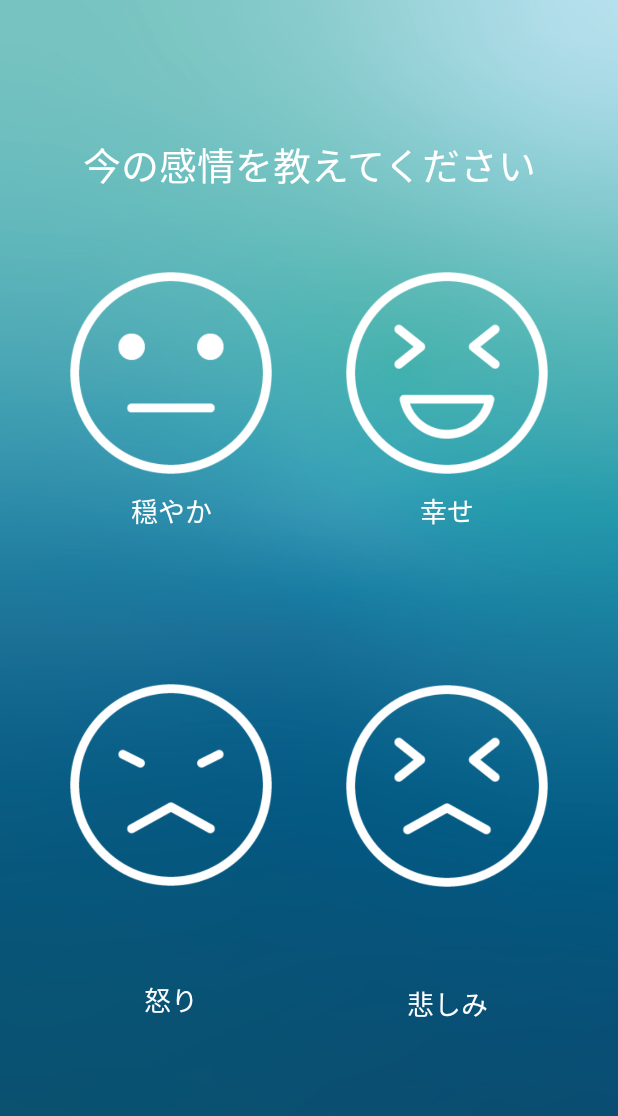
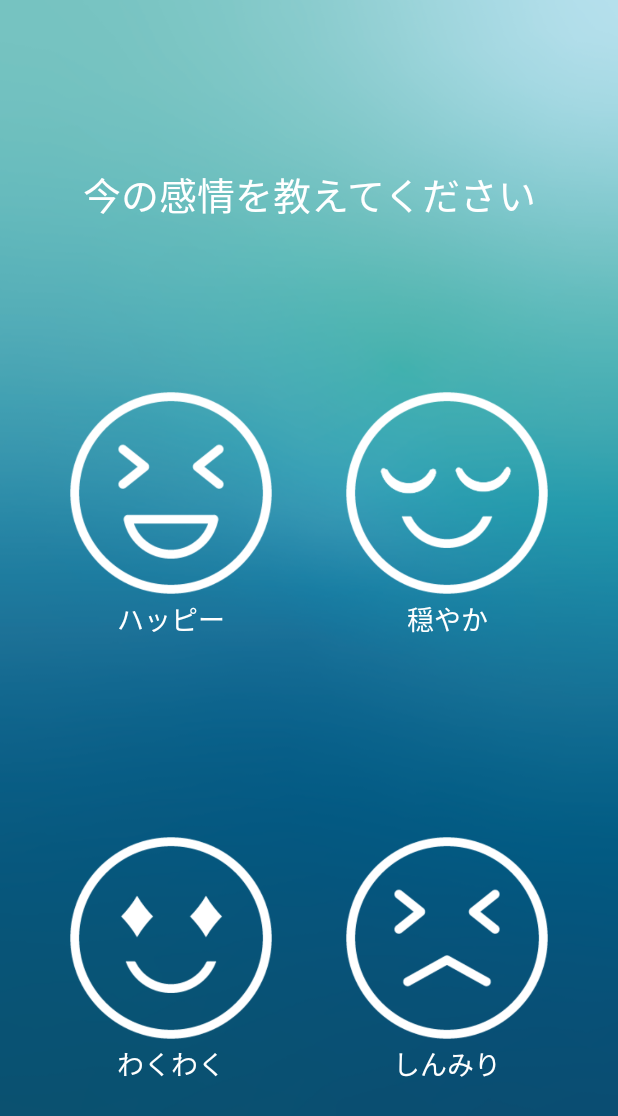
Before and after one commit to miraikeitai2020/ap3_michishirube_android, an Android app: the NaviEmotionSelectFragment screen opened through its navigation route, on a phone screen of 412 x 824 dp. Shown: the top 1116 px of the screen. Run offline under Robolectric (Android 15) with nearby library versions, the phone set to English and light mode, and no system bars; our stand-ins replace data binding; libraries missing offline, so code that uses them is left out: com.apollographql.apollo.

Commit message:
fix:感情選択をなりたい感情に画像とテキストを変更した

```diff
--- a/Michishirube/app/src/main/java/com/example/michishirube/ui/naviEmotionSelect/NaviEmotionSelectFragment.kt
+++ b/Michishirube/app/src/main/java/com/example/michishirube/ui/naviEmotionSelect/NaviEmotionSelectFragment.kt
@@ -25,11 +25,11 @@ class NaviEmotionSelectFragment : Fragment() {
     override fun onViewCreated(view: View, savedInstanceState: Bundle?) {
         super.onViewCreated(view, savedInstanceState)
         sharedViewModel.startGPS(requireActivity())
-        //感情ごとの数字を代入して次にいく（以下はまだ確定じゃない）
-        //幸せ　０
-        //普通　１
-        //怒り・嫌悪　２
-        //ショック　３
+        //感情ごとの数字を代入して次にいく
+        //ハッピー　０
+        //穏やか　１
+        //わくわく　２
+        //しんみり　３
 
         fun emotionBtClickListener(emotion: Int) {
             sharedViewModel.setEmotionType(emotion)
@@ -37,9 +37,9 @@ class NaviEmotionSelectFragment : Fragment() {
         }
 
         binding.btHappy.setOnClickListener{ emotionBtClickListener(0)}
-        binding.btNormally.setOnClickListener { emotionBtClickListener(1) }
-        binding.btAngerAversion.setOnClickListener { emotionBtClickListener(2) }
-        binding.btShock.setOnClickListener { emotionBtClickListener(3) }
+        binding.btCalm.setOnClickListener { emotionBtClickListener(1) }
+        binding.btExciting.setOnClickListener { emotionBtClickListener(2) }
+        binding.btSad.setOnClickListener { emotionBtClickListener(3) }
 
     }
 
--- a/Michishirube/app/src/main/res/layout/fragment_navi_emotion_select.xml
+++ b/Michishirube/app/src/main/res/layout/fragment_navi_emotion_select.xml
@@ -16,121 +16,111 @@
         tools:context=".ui.naviEmotionSelect.NaviEmotionSelectFragment">
 
         <TextView
-            android:id="@+id/btTxtHappy"
+            android:id="@+id/tvCalm"
+            android:text="@string/bt_calm"
             android:layout_width="wrap_content"
             android:layout_height="wrap_content"
-            android:layout_marginTop="8dp"
-            android:text="@string/bt_happy"
-            android:textColor="@android:color/white"
-            android:textSize="18sp"
-            app:layout_constraintEnd_toEndOf="@+id/btHappy"
-            app:layout_constraintStart_toStartOf="@+id/btHappy"
-            app:layout_constraintTop_toBottomOf="@+id/btHappy" />
-
-        <TextView
-            android:id="@+id/btTxtAngerAversion"
-            android:layout_width="wrap_content"
-            android:layout_height="wrap_content"
-            android:layout_marginBottom="90dp"
-            android:text="@string/bt_anger_aversion"
             android:textColor="@android:color/white"
             android:textSize="18sp"
             app:layout_constraintBottom_toBottomOf="parent"
-            app:layout_constraintEnd_toEndOf="@+id/btAngerAversion"
-            app:layout_constraintStart_toStartOf="@+id/btAngerAversion"
-            app:layout_constraintTop_toBottomOf="@+id/btAngerAversion" />
+            app:layout_constraintEnd_toEndOf="@+id/btCalm"
+            app:layout_constraintStart_toStartOf="@+id/btCalm"
+            app:layout_constraintTop_toTopOf="parent" />
 
         <TextView
-            android:id="@+id/textView2"
+            android:id="@+id/tvExciting"
+            android:layout_width="wrap_content"
+            android:layout_height="wrap_content"
+            android:text="@string/bt_exciting"
+            android:textColor="@android:color/white"
+            android:textSize="18sp"
+            app:layout_constraintEnd_toEndOf="@+id/btExciting"
+            app:layout_constraintStart_toStartOf="@+id/btExciting"
+            app:layout_constraintTop_toBottomOf="@+id/btExciting" />
+
+        <TextView
+            android:id="@+id/tvEmotionSelectTitle"
             style="@style/HeadingText"
             android:layout_width="wrap_content"
             android:layout_height="wrap_content"
-            android:layout_marginTop="90dp"
             android:text="@string/tv_emotion_select_desc"
+            app:layout_constraintBottom_toTopOf="@+id/btHappy"
             app:layout_constraintEnd_toEndOf="parent"
             app:layout_constraintStart_toStartOf="parent"
             app:layout_constraintTop_toTopOf="parent" />
 
         <TextView
-            android:id="@+id/btTxtNormally"
+            android:id="@+id/tvHappy"
+            android:text="@string/bt_happy"
             android:layout_width="wrap_content"
             android:layout_height="wrap_content"
-            android:layout_marginTop="8dp"
-            android:text="@string/bt_usually"
-            android:textColor="@android:color/white"
-            android:textSize="18sp"
-            app:layout_constraintEnd_toEndOf="@+id/btNormally"
-            app:layout_constraintStart_toStartOf="@+id/btNormally"
-            app:layout_constraintTop_toBottomOf="@+id/btNormally" />
-
-        <ImageButton
-            android:id="@+id/btShock"
-            android:layout_width="140dp"
-            android:layout_height="140dp"
-            android:layout_marginTop="45dp"
-            android:layout_marginBottom="6dp"
-            android:background="@color/colorPrimaryDark"
-            android:scaleType="fitCenter"
-            android:src="@drawable/bt_naviemotionselect_sad03"
-            app:layout_constraintBottom_toTopOf="@+id/btTxtShock"
-            app:layout_constraintEnd_toEndOf="parent"
-            app:layout_constraintHorizontal_bias="0.5"
-            app:layout_constraintStart_toEndOf="@+id/btAngerAversion"
-            app:layout_constraintTop_toBottomOf="@+id/btTxtHappy" />
-
-        <ImageButton
-            android:id="@+id/btAngerAversion"
-            android:layout_width="140dp"
-            android:layout_height="140dp"
-            android:layout_marginTop="45dp"
-            android:layout_marginBottom="6dp"
-            android:background="@color/colorPrimaryDark"
-            android:scaleType="fitCenter"
-            android:src="@drawable/bt_naviemotionselect_ang03"
-            app:layout_constraintBottom_toTopOf="@+id/btTxtAngerAversion"
-            app:layout_constraintEnd_toStartOf="@+id/btShock"
-            app:layout_constraintHorizontal_bias="0.5"
-            app:layout_constraintStart_toStartOf="parent"
-            app:layout_constraintTop_toBottomOf="@+id/btTxtNormally" />
-
-        <TextView
-            android:id="@+id/btTxtShock"
-            android:layout_width="wrap_content"
-            android:layout_height="24dp"
-            android:layout_marginBottom="90dp"
-            android:text="@string/bt_shock"
             android:textColor="@android:color/white"
             android:textSize="18sp"
             app:layout_constraintBottom_toBottomOf="parent"
-            app:layout_constraintEnd_toEndOf="@+id/btShock"
-            app:layout_constraintStart_toStartOf="@+id/btShock"
-            app:layout_constraintTop_toBottomOf="@+id/btShock" />
+            app:layout_constraintEnd_toEndOf="@+id/btHappy"
+            app:layout_constraintStart_toStartOf="@+id/btHappy"
+            app:layout_constraintTop_toTopOf="parent" />
 
         <ImageButton
-            android:id="@+id/btNormally"
+            android:id="@+id/btSad"
             android:layout_width="140dp"
             android:layout_height="140dp"
-            android:layout_marginTop="50dp"
             android:background="@color/colorPrimaryDark"
             android:scaleType="fitCenter"
-            android:src="@drawable/bt_naviemotionselect_calm03"
-            app:layout_constraintEnd_toStartOf="@+id/btHappy"
+            android:src="@drawable/bt_naviemotionselect_sad"
+            app:layout_constraintBottom_toBottomOf="parent"
+            app:layout_constraintEnd_toEndOf="parent"
+            app:layout_constraintHorizontal_bias="0.5"
+            app:layout_constraintStart_toEndOf="@+id/btExciting"
+            app:layout_constraintTop_toBottomOf="@+id/tvHappy" />
+
+        <ImageButton
+            android:id="@+id/btExciting"
+            android:layout_width="140dp"
+            android:layout_height="140dp"
+            android:background="@color/colorPrimaryDark"
+            android:scaleType="fitCenter"
+            android:src="@drawable/bt_naviemotionselect_exciting"
+            app:layout_constraintBottom_toBottomOf="parent"
+            app:layout_constraintEnd_toStartOf="@+id/btSad"
             app:layout_constraintHorizontal_bias="0.5"
             app:layout_constraintStart_toStartOf="parent"
-            app:layout_constraintTop_toBottomOf="@+id/textView2" />
+            app:layout_constraintTop_toBottomOf="@+id/tvCalm" />
+
+        <TextView
+            android:id="@+id/tvSad"
+            android:layout_width="wrap_content"
+            android:layout_height="24dp"
+            android:text="@string/bt_sad"
+            android:textColor="@android:color/white"
+            android:textSize="18sp"
+            app:layout_constraintEnd_toEndOf="@+id/btSad"
+            app:layout_constraintStart_toStartOf="@+id/btSad"
+            app:layout_constraintTop_toBottomOf="@+id/btSad" />
 
         <ImageButton
             android:id="@+id/btHappy"
             android:layout_width="140dp"
             android:layout_height="140dp"
-            android:layout_marginTop="50dp"
             android:background="@color/colorPrimaryDark"
             android:scaleType="fitCenter"
-            android:src="@drawable/bt_naviemotionselect_hap03"
+            android:src="@drawable/bt_naviemotionselect_happy"
+            app:layout_constraintBottom_toTopOf="@+id/tvCalm"
+            app:layout_constraintEnd_toStartOf="@+id/btCalm"
+            app:layout_constraintHorizontal_bias="0.5"
+            app:layout_constraintStart_toStartOf="parent" />
+
+        <ImageButton
+            android:id="@+id/btCalm"
+            android:layout_width="140dp"
+            android:layout_height="140dp"
+            android:background="@color/colorPrimaryDark"
+            android:scaleType="fitCenter"
+            android:src="@drawable/bt_naviemotionselect_calm"
+            app:layout_constraintBottom_toTopOf="@+id/tvHappy"
             app:layout_constraintEnd_toEndOf="parent"
             app:layout_constraintHorizontal_bias="0.5"
-            app:layout_constraintStart_toEndOf="@+id/btNormally"
-            app:layout_constraintTop_toBottomOf="@+id/textView2" />
+            app:layout_constraintStart_toEndOf="@+id/btHappy" />
 
 
     </androidx.constraintlayout.widget.ConstraintLayout>
--- a/Michishirube/app/src/main/res/values/strings.xml
+++ b/Michishirube/app/src/main/res/values/strings.xml
@@ -10,10 +10,10 @@
 
     <!-- NaviEmotionSelect画面 -->
     <string name="tv_emotion_select_desc">今の感情を教えてください</string>
-    <string name="bt_happy">幸せ</string>
-    <string name="bt_usually">穏やか</string>
-    <string name="bt_anger_aversion">怒り</string>
-    <string name="bt_shock">悲しみ</string>
+    <string name="bt_happy">ハッピー</string>
+    <string name="bt_calm">穏やか</string>
+    <string name="bt_exciting">わくわく</string>
+    <string name="bt_sad">しんみり</string>
 
     <!-- NaviEmoValueSelect画面 -->
     <string name="tv_emovalue_select_desc">選択した感情の大きさを\n教えてください</string>
```
Also changed, not shown: Michishirube/app/src/main/res/drawable/bt_naviemotionselect_ang03.png (deleted), Michishirube/app/src/main/res/drawable/bt_naviemotionselect_calm.png (added), Michishirube/app/src/main/res/drawable/bt_naviemotionselect_calm03.png (deleted), Michishirube/app/src/main/res/drawable/bt_naviemotionselect_emotion_happy.png (deleted), Michishirube/app/src/main/res/drawable/bt_naviemotionselect_exciting.png (added), Michishirube/app/src/main/res/drawable/bt_naviemotionselect_happy.png (renamed from Michishirube/app/src/main/res/drawable/bt_naviemotionselect_hap03.png), Michishirube/app/src/main/res/drawable/bt_naviemotionselect_sad.png (renamed from Michishirube/app/src/main/res/drawable/bt_naviemotionselect_sad03.png).
